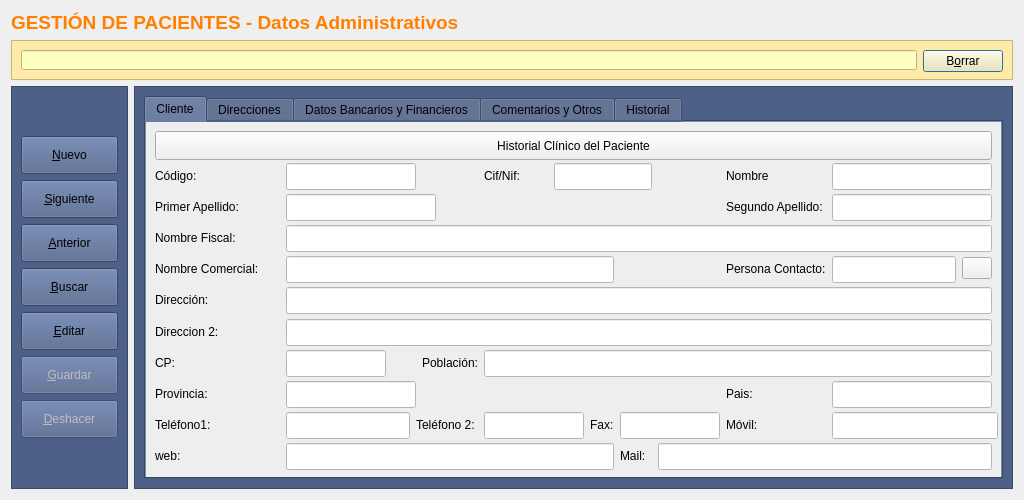
The window that Zona_Pacientes/frmClientes.ui (arcnexus/RedFoX) describes before a commit, drawn with Qt 5.
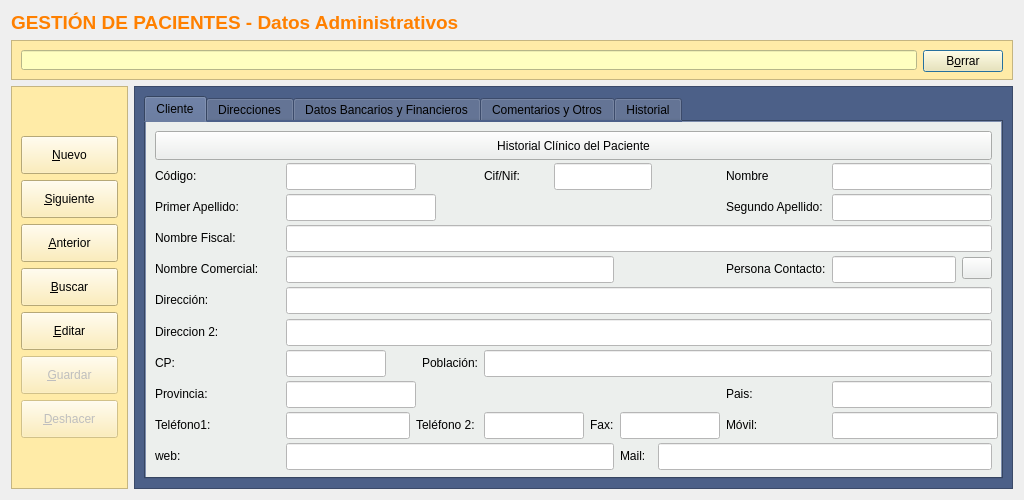
The same window after the commit. Icons and pictures are not drawn.

Commit message: Tamaño mainwindow.ui arreglado jejejejeje.

```diff
--- a/Zona_Pacientes/frmClientes.ui
+++ b/Zona_Pacientes/frmClientes.ui
@@ -559,7 +559,7 @@
       </size>
      </property>
      <property name="styleSheet">
-      <string notr="true">background: #4c6088</string>
+      <string notr="true">background-color: rgb(255, 235, 167);</string>
      </property>
      <property name="frameShape">
       <enum>QFrame::StyledPanel</enum>
```
The commit also changes 3 other files.
